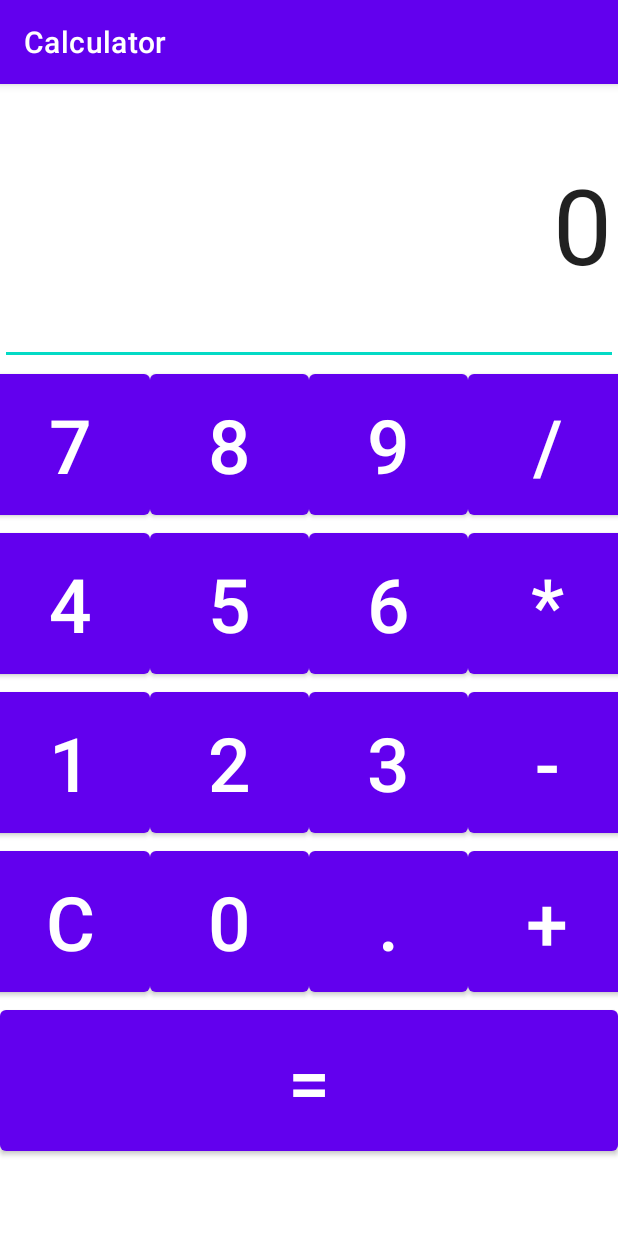
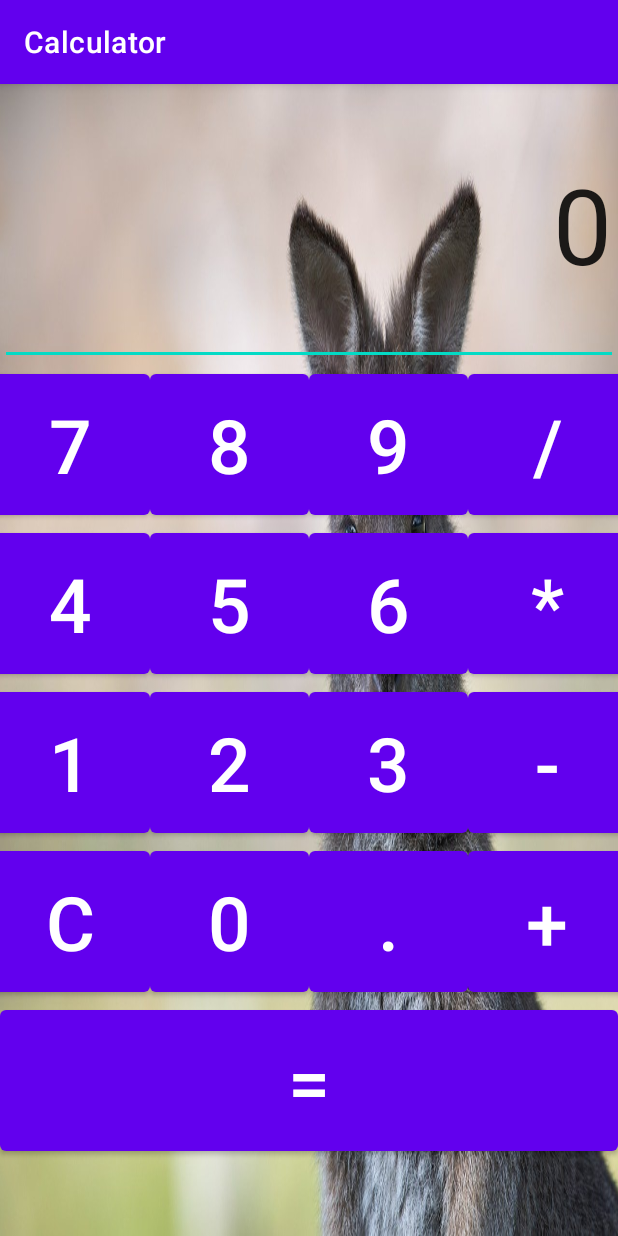
Before and after one commit to evgeny5454/Calculator, an Android app: the screen it shows after launch (MainActivity), on a phone screen of 412 x 824 dp. Run offline under Robolectric (Android 15) with nearby library versions, the phone set to English and light mode, and no system bars.

Commit message:
Добавил фоновый рисунок

```diff
--- a/app/src/main/res/layout/activity_main.xml
+++ b/app/src/main/res/layout/activity_main.xml
@@ -5,7 +5,8 @@
     android:layout_width="match_parent"
     android:layout_height="match_parent"
     tools:context=".MainActivity"
-    android:orientation="vertical">
+    android:orientation="vertical"
+    android:background="@drawable/image">
 
     <EditText
         android:layout_width="match_parent"
--- a/app/src/main/res/values/strings.xml
+++ b/app/src/main/res/values/strings.xml
@@ -14,7 +14,6 @@
     <string name="_3">3</string>
     <string name="minus">-</string>
     <string name="c">C</string>
-    <string name="_0">0</string>
     <string name="point">.</string>
     <string name="plus">+</string>
     <string name="equality">=</string>
```
Also changed, not shown: app/src/main/res/drawable/image.jpg (added).
